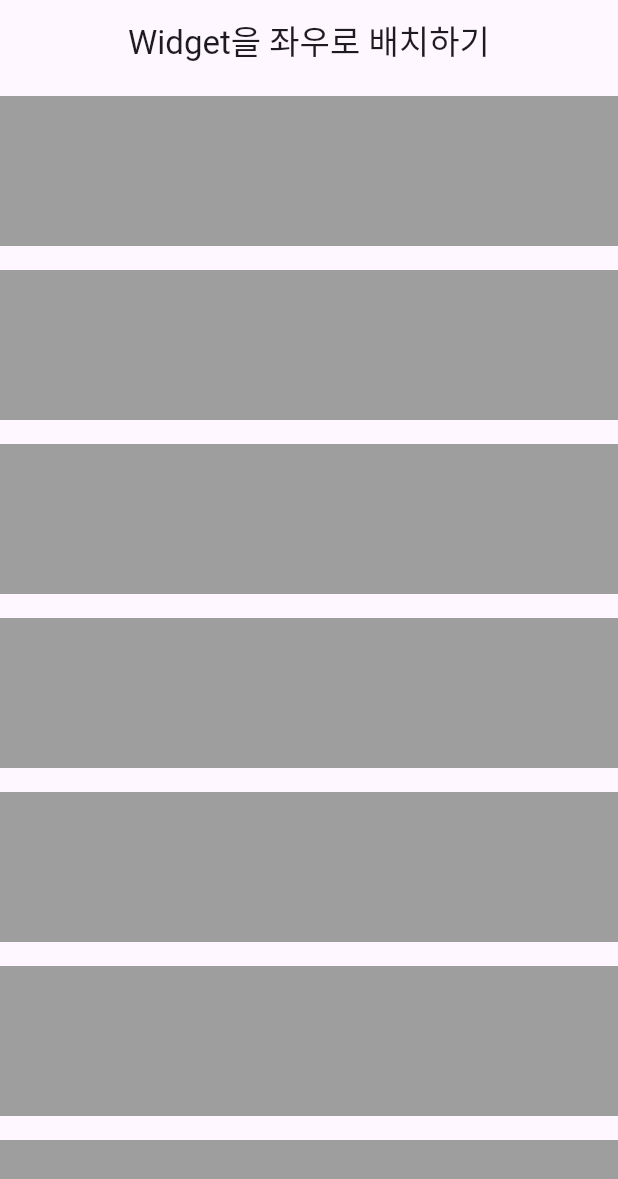
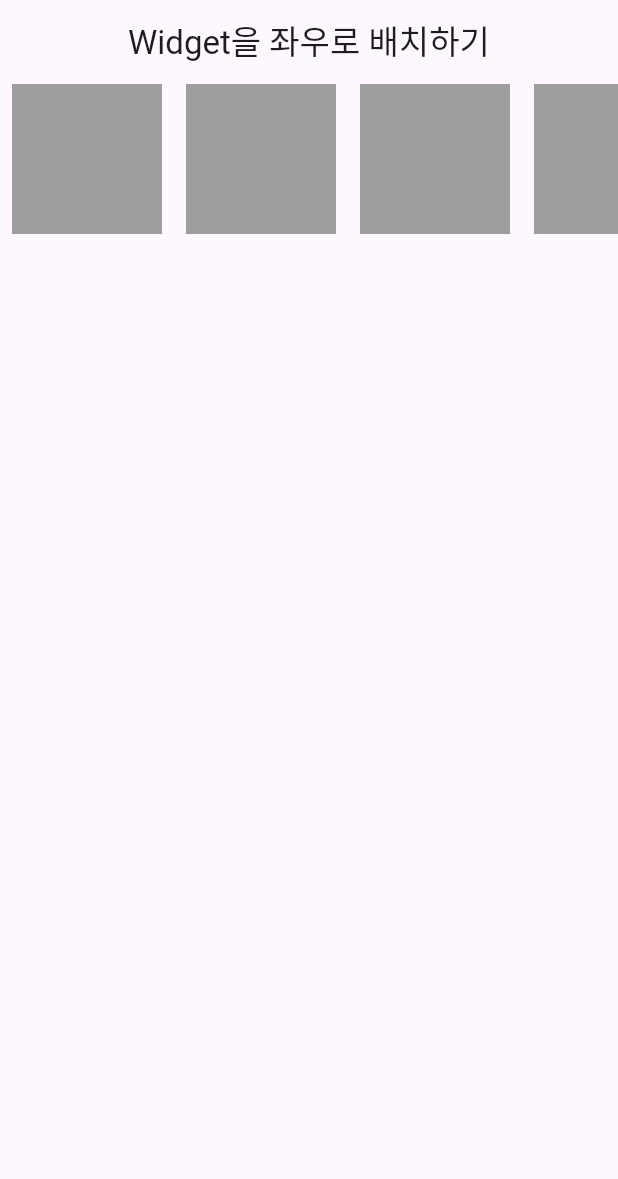
Before and after one commit to mincoln419/flutterEx2, a Flutter app: the screen it shows after launch, on a phone screen of 412 x 824 dp. Shown: the top 1179 px of the screen. Run offline on Flutter 3.47's test engine with Material 3 defaults, Android fonts, the phone set to English and light mode, and no system bars.

Commit message:
refs #3 vertical horizontal

```diff
--- a/lib/main.dart
+++ b/lib/main.dart
@@ -18,64 +18,65 @@ class Body extends StatelessWidget {
   @override
   Widget build(BuildContext context) {
     return SingleChildScrollView(
-      child: Column(
+      scrollDirection: Axis.horizontal,
+      child: Row(
               mainAxisAlignment: MainAxisAlignment.center,
               crossAxisAlignment: CrossAxisAlignment.start,
               children: [
                 Container(
                   color: Colors.grey,
-                  width: double.infinity,
+                  width: 100,
                   height: 100,
-                  margin: EdgeInsets.symmetric(vertical: 8),
+                  margin: EdgeInsets.symmetric(horizontal: 8),
 
                 ),
                 Container(
                   color: Colors.grey,
-                  width: double.infinity,
+                  width: 100,
                   height: 100,
-                  margin: EdgeInsets.symmetric(vertical: 8),
+                  margin: EdgeInsets.symmetric(horizontal: 8),
 
                 ),
                 Container(
                   color: Colors.grey,
-                  width: double.infinity,
+                  width: 100,
                   height: 100,
-                  margin: EdgeInsets.symmetric(vertical: 8),
+                  margin: EdgeInsets.symmetric(horizontal: 8),
 
                 ),
                 Container(
                   color: Colors.grey,
-                  width: double.infinity,
+                  width: 100,
                   height: 100,
-                  margin: EdgeInsets.symmetric(vertical: 8),
+                  margin: EdgeInsets.symmetric(horizontal: 8),
 
                 ),
                 Container(
                   color: Colors.grey,
-                  width: double.infinity,
+                  width: 100,
                   height: 100,
-                  margin: EdgeInsets.symmetric(vertical: 8),
+                  margin: EdgeInsets.symmetric(horizontal: 8),
 
                 ),
                 Container(
                   color: Colors.grey,
-                  width: double.infinity,
+                  width: 100,
                   height: 100,
-                  margin: EdgeInsets.symmetric(vertical: 8),
+                  margin: EdgeInsets.symmetric(horizontal: 8),
 
                 ),
                 Container(
                   color: Colors.grey,
-                  width: double.infinity,
+                  width: 100,
                   height: 100,
-                  margin: EdgeInsets.symmetric(vertical: 8),
+                  margin: EdgeInsets.symmetric(horizontal: 8),
 
                 ),
                 Container(
                   color: Colors.grey,
-                  width: double.infinity,
+                  width: 100,
                   height: 100,
-                  margin: EdgeInsets.symmetric(vertical: 8),
+                  margin: EdgeInsets.symmetric(horizontal: 8),
 
                 ),
               ]
```
